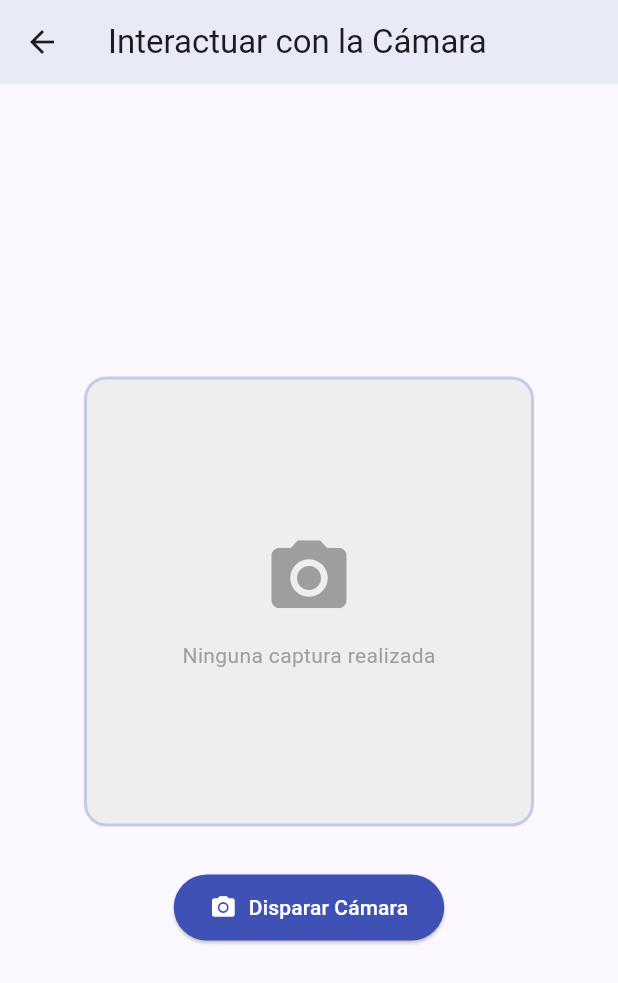
After one commit to Christmaz1222/f_movil, a Flutter app: the CameraPage screen opened directly, after a tap on "Disparar Cámara", on a phone screen of 412 x 824 dp. The commit adds this screen. Shown: the top 983 px of the screen. Run offline on Flutter 3.47's test engine with Material 3 defaults, Android fonts, the phone set to English and light mode, and no system bars; our stand-ins replace image_picker, pdf, printing; network calls fail.

Commit message:
Actualziacion con camara del celular

```diff
--- a/lib/main.dart
+++ b/lib/main.dart
@@ -1,10 +1,12 @@
 import 'package:flutter/material.dart';
 import 'package:sistema_actividades/models/registro_model.dart';
+import 'package:sistema_actividades/pages/camara_page.dart';
 import 'package:sistema_actividades/pages/dashboard_page.dart';
 import 'package:sistema_actividades/pages/registro_page.dart';
 // 1. SOLUCIÓN: Importamos la página del PDF (Ajusta la ruta exacta de tu carpeta si es necesario)
 import 'package:sistema_actividades/pages/pdf_page.dart';
 import 'package:sistema_actividades/pages/about_page.dart';
+import 'package:sistema_actividades/pages/camera_page.dart';
 
 void main() => runApp(const MyApp());
 
@@ -50,6 +52,7 @@ class _MainScreenState extends State<MainScreen> {
       ),
       PdfPage(registros: _listaRegistros), // Ahora recibirá el tipo correcto una vez arreglado su import
       const AboutPage(),
+      const CameraPage(),
     ];
 
     return Scaffold(
@@ -84,6 +87,11 @@ class _MainScreenState extends State<MainScreen> {
                 selectedIcon: Icon(Icons.info),
                 label: Text('Acerca de'),
               ),
+              NavigationRailDestination(
+                icon: Icon(Icons.camera_alt_outlined),
+                selectedIcon: Icon(Icons.camera_alt),
+                label: Text('Cámara'),
+              ),
             ],
           ),
           const VerticalDivider(thickness: 1, width: 1),
@@ -96,3 +104,7 @@ class _MainScreenState extends State<MainScreen> {
     );
   }
 }
+
+class CamaraPage {
+  const CamaraPage();
+}
--- /dev/null
+++ b/lib/pages/camara_page.dart
@@ -0,0 +1,101 @@
+import 'dart:io';
+import 'package:flutter/material.dart';
+import 'package:image_picker/image_picker.dart';
+
+class CameraPage extends StatefulWidget {
+  const CameraPage({super.key});
+
+  @override
+  State<CameraPage> createState() => _CameraPageState();
+}
+
+class _CameraPageState extends State<CameraPage> {
+  // Variable para almacenar la foto capturada en la memoria del teléfono
+  File? _imagenSeleccionada;
+  final ImagePicker _picker = ImagePicker();
+
+  // Método asíncrono para interactuar con la cámara nativa
+  Future<void> _tomarFoto() async {
+    try {
+      // Abre la cámara y espera a que el usuario presione el obturador
+      final XFile? foto = await _picker.pickImage(
+        source: ImageSource.camera,
+        imageQuality: 85, // Optimización de peso para el futuro envío a NestJS
+      );
+
+      if (foto != null) {
+        setState(() {
+          _imagenSeleccionada = File(foto.path); // Convertimos la ruta a un File de Dart
+        });
+
+        ScaffoldMessenger.of(context).showSnackBar(
+          const SnackBar(content: Text('¡Fotografía capturada con éxito!')),
+        );
+      }
+    } catch (e) {
+      print("Error al abrir la cámara: $e");
+    }
+  }
+
+  @override
+  Widget build(BuildContext context) {
+    return Scaffold(
+      appBar: AppBar(
+        title: const Text('Interactuar con la Cámara'),
+        backgroundColor: Colors.indigo.shade50,
+      ),
+      body: Center(
+        child: Padding(
+          padding: const EdgeInsets.all(20.0),
+          child: Column(
+            mainAxisAlignment: MainAxisAlignment.center,
+            children: [
+              // Contenedor dinámico: Muestra la foto o un marcador de posición
+              Container(
+                width: 300,
+                height: 300,
+                decoration: BoxDecoration(
+                  color: Colors.grey.shade200,
+                  borderRadius: BorderRadius.circular(15),
+                  border: Border.all(color: Colors.indigo.shade100, width: 2),
+                ),
+                child: _imagenSeleccionada != null
+                    ? ClipRRect(
+                  borderRadius: BorderRadius.circular(13),
+                  child: Image.file(
+                    _imagenSeleccionada!,
+                    fit: BoxFit.cover,
+                  ),
+                )
+                    : const Column(
+                  mainAxisAlignment: MainAxisAlignment.center,
+                  children: [
+                    Icon(Icons.camera_alt, size: 60, color: Colors.grey),
+                    SizedBox(height: 12),
+                    Text(
+                      'Ninguna captura realizada',
+                      style: TextStyle(color: Colors.grey),
+                    ),
+                  ],
+                ),
+              ),
+              const SizedBox(height: 30),
+
+              // Botón de acción para activar el hardware
+              ElevatedButton.icon(
+                onPressed: _tomarFoto,
+                icon: const Icon(Icons.photo_camera),
+                label: const Text('Disparar Cámara'),
+                style: ElevatedButton.styleFrom(
+                  backgroundColor: Colors.indigo,
+                  foregroundColor: Colors.white,
+                  padding: const EdgeInsets.symmetric(horizontal: 24, vertical: 12),
+                ),
+              ),
+            ],
+          ),
+        ),
+      ),
+    );
+  }
+}
--- /dev/null
+++ b/lib/pages/camera_page.dart
@@ -0,0 +1 @@
+// TODO Implement this library.
--- a/pubspec.yaml
+++ b/pubspec.yaml
@@ -37,6 +37,7 @@ dependencies:
   # Use with the CupertinoIcons class for iOS style icons.
   cupertino_icons: ^1.0.8
   http: ^1.6.0
+  image_picker: ^1.2.2
 
 dev_dependencies:
   flutter_test:
```
Also changed, not shown: pubspec.lock, 5 other files.
